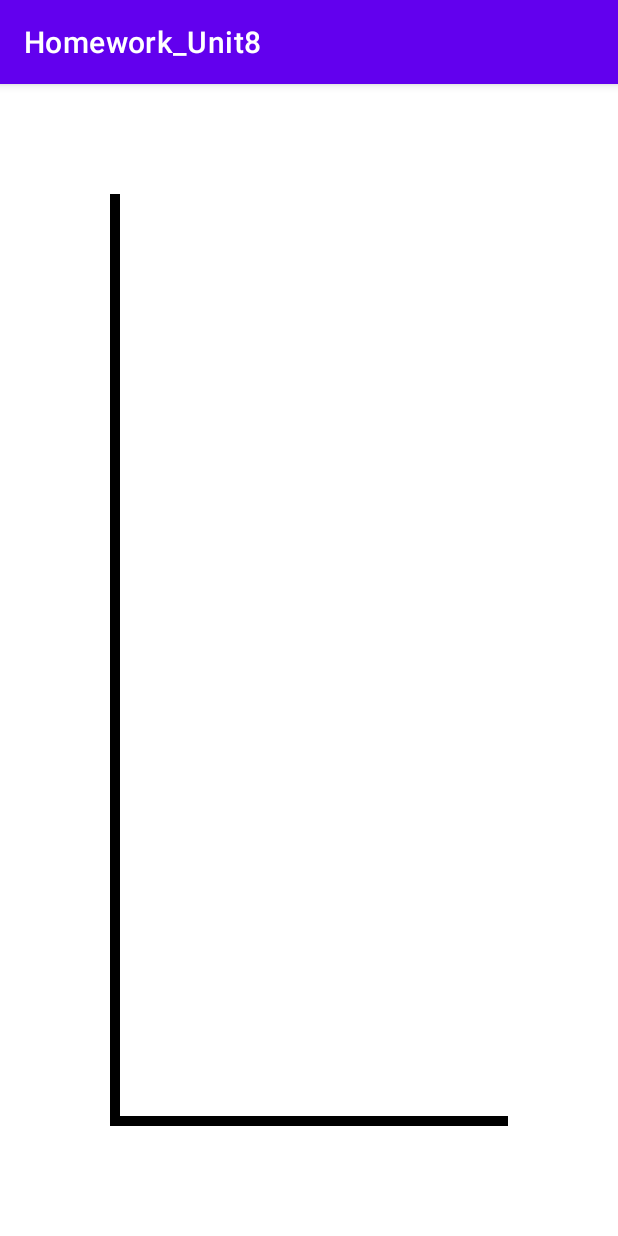
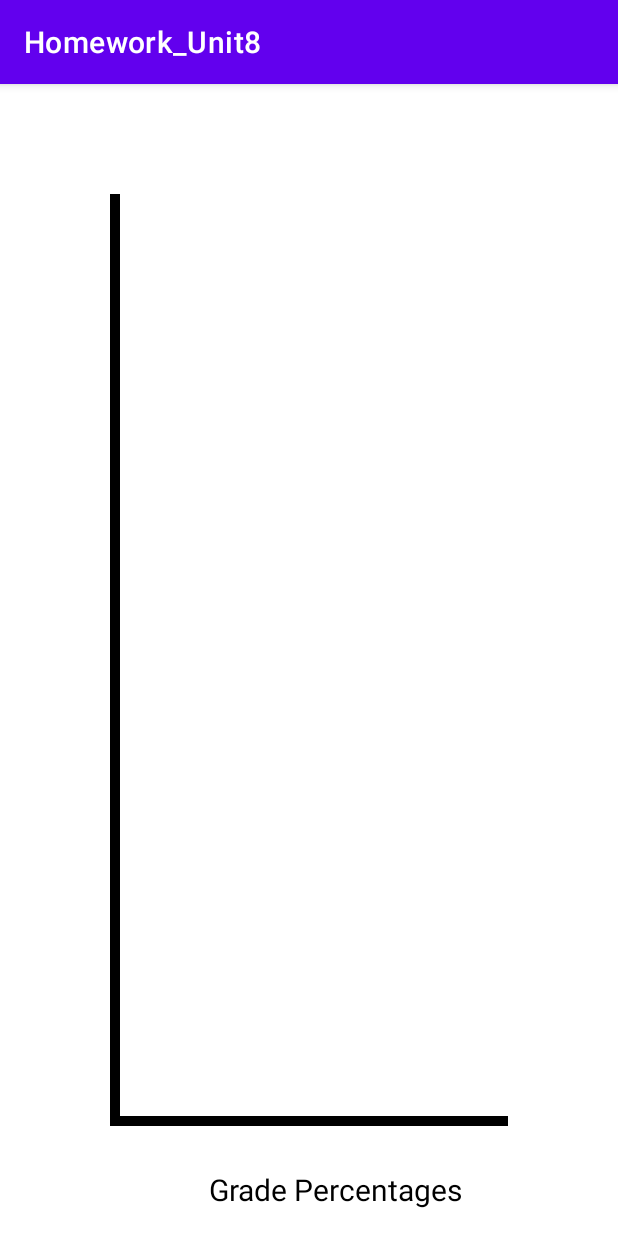
Before and after one commit to bryanhennes/Homework_Unit8, an Android app: the GraphActivity screen opened directly, with no data from a screen before it, on a phone screen of 412 x 824 dp. Run offline under Robolectric (Android 15) with nearby library versions, the phone set to English and light mode, and no system bars.

```diff
--- a/app/src/main/java/com/example/homework_unit8/Graph.java
+++ b/app/src/main/java/com/example/homework_unit8/Graph.java
@@ -24,6 +24,7 @@ import static com.example.homework_unit8.MainActivity.GRADE7;
 import static com.example.homework_unit8.MainActivity.GRADE8;
 import static com.example.homework_unit8.MainActivity.GRADE9;
 import static com.example.homework_unit8.MainActivity.MYPREF;
+import static com.example.homework_unit8.MainActivity.NUM_OF_STUDENTS;
 import static com.example.homework_unit8.MainActivity.lettersAmount;
 
 import android.content.Context;
@@ -31,10 +32,13 @@ import android.content.SharedPreferences;
 import android.graphics.Canvas;
 import android.graphics.Color;
 import android.graphics.Paint;
+import android.graphics.Typeface;
 import android.util.AttributeSet;
 import android.util.Log;
 import android.view.View;
 import android.content.Intent;
+import android.widget.EditText;
+import android.widget.TextView;
 
 import java.util.HashMap;
 
@@ -55,22 +59,35 @@ public class Graph extends View {
     public String[] letterGrades;
     public int[] letterAmounts;
     int totalLetters;
+    int totalStudents;
     int sharedPreferencesInt;
+    int getSharedPreferencesNumOfStudents;
     public static String[] keys = {GRADE1, GRADE2, GRADE3, GRADE4, GRADE5, GRADE6, GRADE7, GRADE8, GRADE9, GRADE10, GRADE11};
     public static String[] amounts = {AMOUNT1, AMOUNT2, AMOUNT3, AMOUNT4, AMOUNT5, AMOUNT6, AMOUNT7, AMOUNT8, AMOUNT9, AMOUNT10, AMOUNT11};
     Paint[] colors = new Paint[3];
     int[] colorResources = {getResources().getColor(R.color.bar1), getResources().getColor(R.color.bar2), getResources().getColor(R.color.bar3)};
+    TextView text;
+    float[] percents;
 
 
     public Graph(Context context, AttributeSet attrs) {
         super(context, attrs);
 
+        text = new TextView(context);
+
         sharedPreferences = context.getSharedPreferences(MYPREF, Context.MODE_PRIVATE);
         sharedPreferencesInt = sharedPreferences.getInt(lettersAmount, totalLetters);
+        getSharedPreferencesNumOfStudents = sharedPreferences.getInt(NUM_OF_STUDENTS, totalStudents);
         Log.d("total amount of letters: ", ""+sharedPreferencesInt);
+
+        percents = new float[sharedPreferencesInt];
+
 
         getSharedPreferences();
         checkSharedPreferences();
+        getPercentages();
+
+
 
 
         mPaint = new Paint(Paint.ANTI_ALIAS_FLAG);
@@ -101,7 +118,7 @@ public class Graph extends View {
         graphWidth = graphMargin + (screenWidth - graphMargin);
 
         //try to determine bar width dynamically depending on number of different grades to graph
-        barWidth = graphWidth /sharedPreferencesInt - 100;
+        barWidth = (graphWidth / 11) -21;
 
 
         mPaint.setColor(Color.RED);
@@ -121,6 +138,9 @@ public class Graph extends View {
 
         //canvas.drawRect(graphMargin+10, graphMargin,  graphMargin+10 + barWidth, screenHeight-graphMargin, mPaint);
         drawRects(canvas);
+
+        axisPaint.setTextSize(30f);
+        canvas.drawText("Grade Percentages", graphWidth/2-100, screenHeight-graphMargin/2+20, axisPaint);
     }
 
     public void getSharedPreferences(){
@@ -145,16 +165,40 @@ public class Graph extends View {
 
     //dynamically draw bars depending on amount of letter grades inputted
     public void drawRects(Canvas canvas){
+        Paint fontColor = new Paint(Paint.ANTI_ALIAS_FLAG);
+        fontColor.setTextSize(30f);
+        fontColor.setColor(Color.BLACK);
+        fontColor.setTypeface(Typeface.create(Typeface.DEFAULT, Typeface.BOLD));
+
         int c = 0;
         float originalPlacement = graphMargin+10;
         for(int i =0; i< sharedPreferencesInt; i++, originalPlacement += barWidth, c++){
-            if(i == 3){
+            if(i % 3 == 0){
                 c= 0;
             }
-            //dyamically change top of bar placement depending on value
-            canvas.drawRect(originalPlacement, (screenHeight-graphMargin)-letterAmounts[i]*100,  originalPlacement + barWidth, screenHeight-graphMargin, colors[c]);
+            //dynamically change top of bar placement depending on value
+            canvas.drawRect(originalPlacement, (screenHeight-graphMargin)-percents[i]*15,  originalPlacement + barWidth, screenHeight-graphMargin-10, colors[c]);
+
+            //label percentages above each bar
+            canvas.drawText(""+String.format("%.1f", percents[i]) + "%",originalPlacement +barWidth/2 - 40,(screenHeight-graphMargin)-percents[i]*15-10, fontColor);
+
+            //label letter grade under each bar
+            canvas.drawText(""+letterGrades[i].toUpperCase(),originalPlacement +barWidth/2 - 15,(screenHeight-graphMargin)+40, fontColor);
         }
 
     }
 
+    public void getPercentages(){
+        for(int i=0; i < letterAmounts.length; i++){
+            if(letterAmounts[i] == 0){
+                percents[i] = 0.0f;
+            }
+            else {
+                percents[i] = (float)letterAmounts[i] / (float)getSharedPreferencesNumOfStudents * 100;
+                Log.d("total students" , ""+ getSharedPreferencesNumOfStudents);
+                Log.d("Percent of " + letterAmounts[i] + ": ", ""+ percents[i]);
+            }
+        }
+    }
+
 }
--- a/app/src/main/java/com/example/homework_unit8/GraphActivity.java
+++ b/app/src/main/java/com/example/homework_unit8/GraphActivity.java
@@ -17,8 +17,5 @@ public class GraphActivity extends AppCompatActivity {
 
         graph = (Graph) findViewById(R.id.customView);
 
-        Intent intent = getIntent();
-        HashMap<String, Integer> hashMap = (HashMap<String, Integer>)intent.getSerializableExtra("map");
-
     }
 }
--- a/app/src/main/java/com/example/homework_unit8/MainActivity.java
+++ b/app/src/main/java/com/example/homework_unit8/MainActivity.java
@@ -54,6 +54,7 @@ public class MainActivity extends AppCompatActivity {
     public static final String AMOUNT10 = "LETTER_AMOUNT_TEN";
     public static final String AMOUNT11 = "LETTER_AMOUNT_ELEVEN";
     public static final String lettersAmount = "TOTAL_DIFFERENT_LETTER_GRADES";
+    public static final String NUM_OF_STUDENTS = "TOTAL_STUDENTS";
     //array of sharedpreference keys for letter grade
     public static String[] keys = {GRADE1, GRADE2, GRADE3, GRADE4, GRADE5, GRADE6, GRADE7, GRADE8, GRADE9, GRADE10, GRADE11};
     //array of sharedpreference keys for grade amounts
@@ -133,6 +134,7 @@ public class MainActivity extends AppCompatActivity {
                 }
                 else{
                     populateGradeAmounts();
+
                     startGraphActivity(view);
                 }
                 //startGraphActivity(view);
@@ -206,6 +208,8 @@ public class MainActivity extends AppCompatActivity {
         }
         //put the total number of different letters
         editor.putInt(lettersAmount, inputArray.length);
+        totalStudents = Integer.parseInt(numOfStudents.getText().toString());
+        editor.putInt(NUM_OF_STUDENTS, totalStudents);
         //editor.commit();
         editor.apply();
         Log.d("GradeAmounts: ", ""+gradeAmounts);
```
